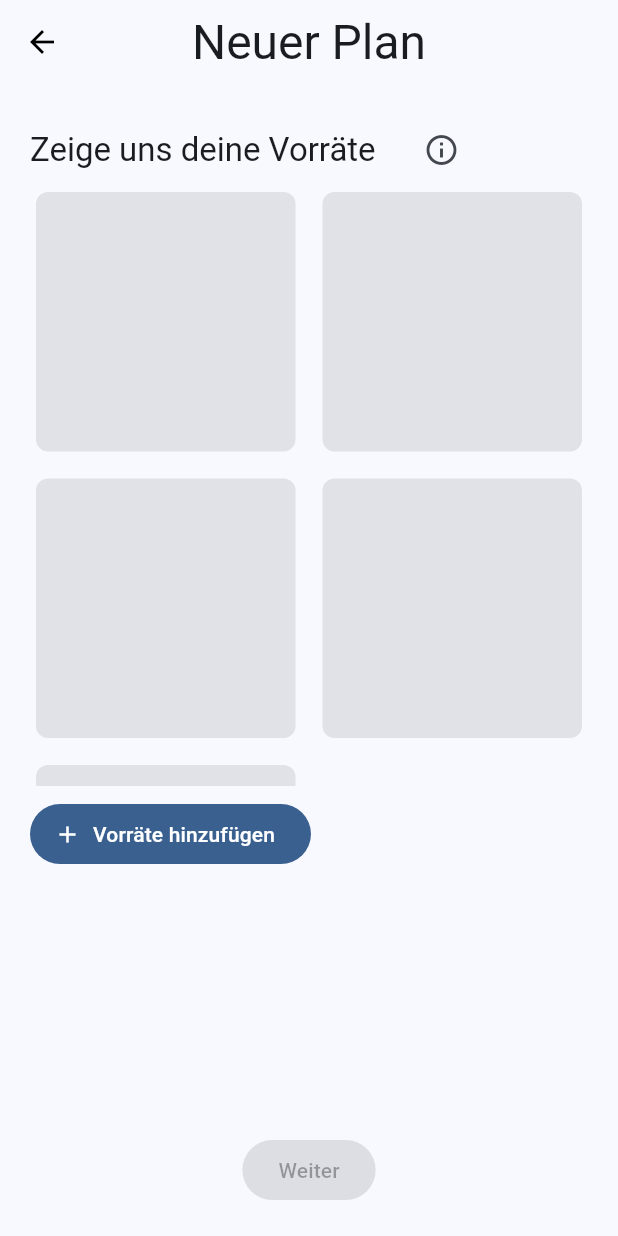
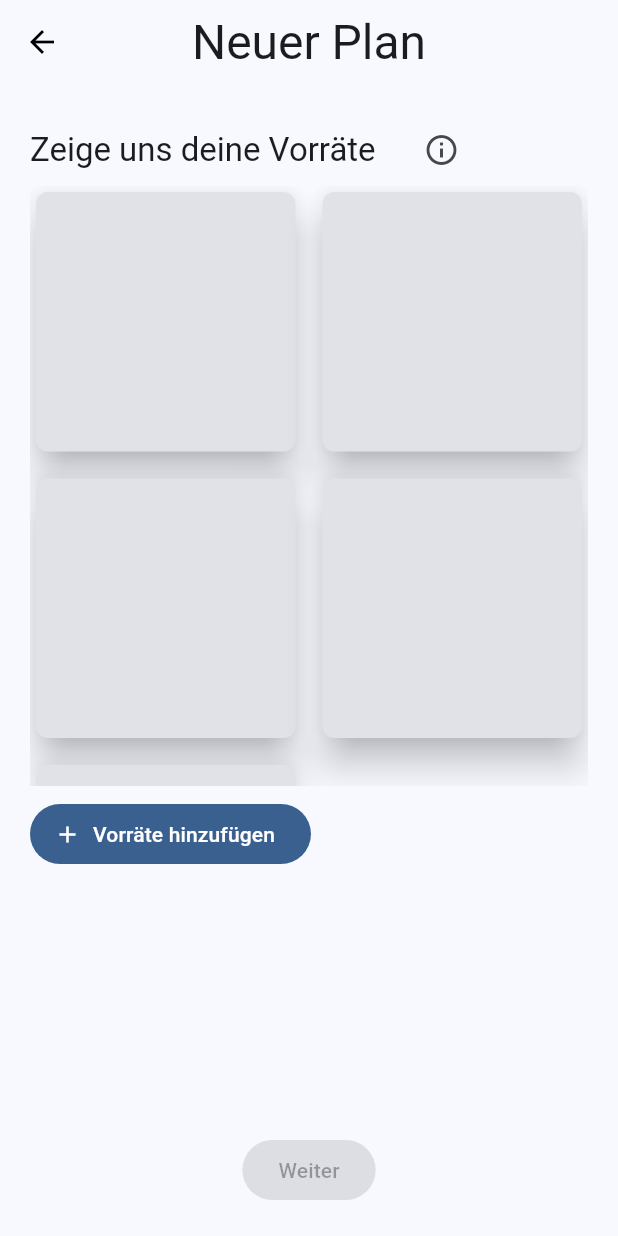
Before and after one commit to MrToWy/MealMaster, a Flutter app: the NewPlanScreen screen opened by its route, on a phone screen of 412 x 824 dp. Run offline on Flutter 3.47's test engine with Material 3 defaults, Android fonts, the phone set to English and light mode, and no system bars; our stand-ins replace flex_color_scheme, isar; accounts and stored records are empty; generated files the repository leaves out were written again.

Commit message:
change theme

```diff
--- a/lib/shared/theme.dart
+++ b/lib/shared/theme.dart
@@ -22,6 +22,7 @@ sealed class AppTheme {
     surfaceMode: FlexSurfaceMode.highSurfaceLowScaffold,
     blendLevel: 17,
     subThemesData: const FlexSubThemesData(
+      cardElevation: 10,
       interactionEffects: true,
       tintedDisabledControls: true,
       useMaterial3Typography: true,
@@ -31,7 +32,7 @@ sealed class AppTheme {
       inputDecoratorRadius: 8.0,
       inputDecoratorUnfocusedBorderIsColored: true,
       inputDecoratorFocusedBorderWidth: 1.5,
-      listTileSelectedSchemeColor: SchemeColor.primaryFixed,
+      listTileSelectedSchemeColor: SchemeColor.onPrimary,
       listTileIconSchemeColor: SchemeColor.primary,
       listTileTextSchemeColor: SchemeColor.primary,
       listTileTileSchemeColor: SchemeColor.transparent,
@@ -44,12 +45,12 @@ sealed class AppTheme {
     ),
     keyColors: const FlexKeyColors(
       useTertiary: true,
+      useExpressiveOnContainerColors: true,
     ),
-    tones: FlexSchemeVariant.material3Legacy.tones(Brightness.light),
+    tones: FlexSchemeVariant.highContrast.tones(Brightness.light),
     visualDensity: FlexColorScheme.comfortablePlatformDensity,
     materialTapTargetSize: MaterialTapTargetSize.padded,
   );
-
   // The defined dark theme.
   static ThemeData dark = FlexThemeData.dark(
     colors: const FlexSchemeColor(
@@ -68,12 +69,13 @@ sealed class AppTheme {
       errorContainer: Color(0xFF93000A),
     ),
     surfaceMode: FlexSurfaceMode.highBackgroundLowScaffold,
-    blendLevel: 19,
+    blendLevel: 20,
     subThemesData: const FlexSubThemesData(
       interactionEffects: true,
       tintedDisabledControls: true,
       blendOnColors: true,
-      scaffoldBackgroundSchemeColor: SchemeColor.surfaceContainerLow,
+      scaffoldBackgroundBaseColor: FlexScaffoldBaseColor.surfaceContainerLowest,
+      scaffoldBackgroundSchemeColor: SchemeColor.surfaceContainerHigh,
       useMaterial3Typography: true,
       useM2StyleDividerInM3: true,
       inputDecoratorIsFilled: true,
@@ -81,7 +83,7 @@ sealed class AppTheme {
       inputDecoratorRadius: 8.0,
       inputDecoratorUnfocusedBorderIsColored: true,
       inputDecoratorFocusedBorderWidth: 1.5,
-      listTileSelectedSchemeColor: SchemeColor.primaryFixed,
+      listTileSelectedSchemeColor: SchemeColor.onPrimary,
       listTileIconSchemeColor: SchemeColor.primary,
       listTileTextSchemeColor: SchemeColor.primary,
       listTileTileSchemeColor: SchemeColor.transparent,
@@ -95,7 +97,7 @@ sealed class AppTheme {
     keyColors: const FlexKeyColors(
       useTertiary: true,
     ),
-    tones: FlexSchemeVariant.material3Legacy.tones(Brightness.dark),
+    tones: FlexSchemeVariant.highContrast.tones(Brightness.dark),
     visualDensity: FlexColorScheme.comfortablePlatformDensity,
     materialTapTargetSize: MaterialTapTargetSize.padded,
   );
```
